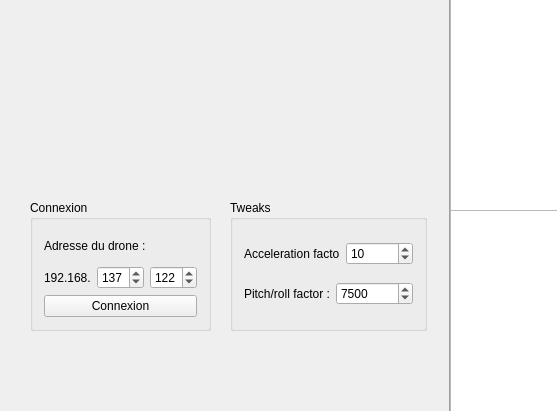
Before: the Qt Designer form mainwindow.ui in eviallet/Drone_Transmitter, drawn with Qt 5; both pictures show x 0 to 557 and y 210 to 621 of the 1367 by 859 pixel window.
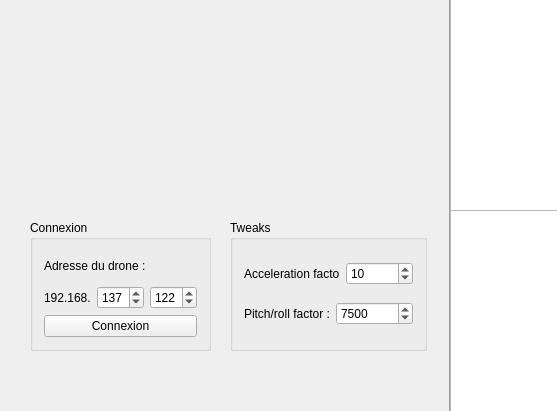
After: the same form once the commit is applied. Icons and pictures are not drawn. Custom widgets are drawn as their Qt base class.

Patch:
```diff
--- a/mainwindow.ui
+++ b/mainwindow.ui
@@ -31,7 +31,7 @@
     <property name="geometry">
      <rect>
       <x>30</x>
-      <y>410</y>
+      <y>430</y>
       <width>181</width>
       <height>131</height>
      </rect>
@@ -175,7 +175,7 @@
     <property name="geometry">
      <rect>
       <x>230</x>
-      <y>410</y>
+      <y>430</y>
       <width>197</width>
       <height>131</height>
      </rect>
@@ -454,7 +454,7 @@
     <property name="geometry">
      <rect>
       <x>210</x>
-      <y>290</y>
+      <y>270</y>
       <width>31</width>
       <height>31</height>
      </rect>
```
Left out of the diff: 81 changed lines with no effect on the pictures.
